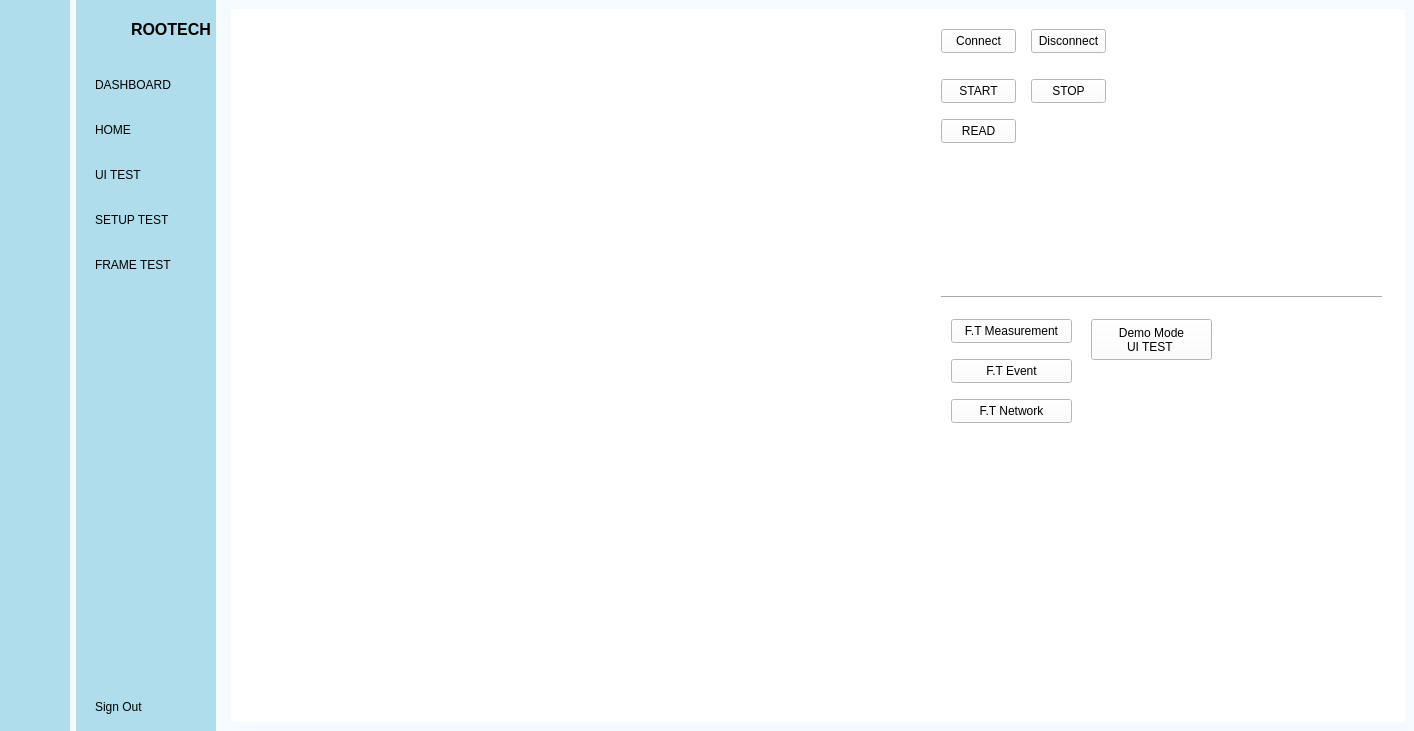
Before: the Qt Designer form dashboard.ui in badpooh/Vision, drawn with Qt 5.
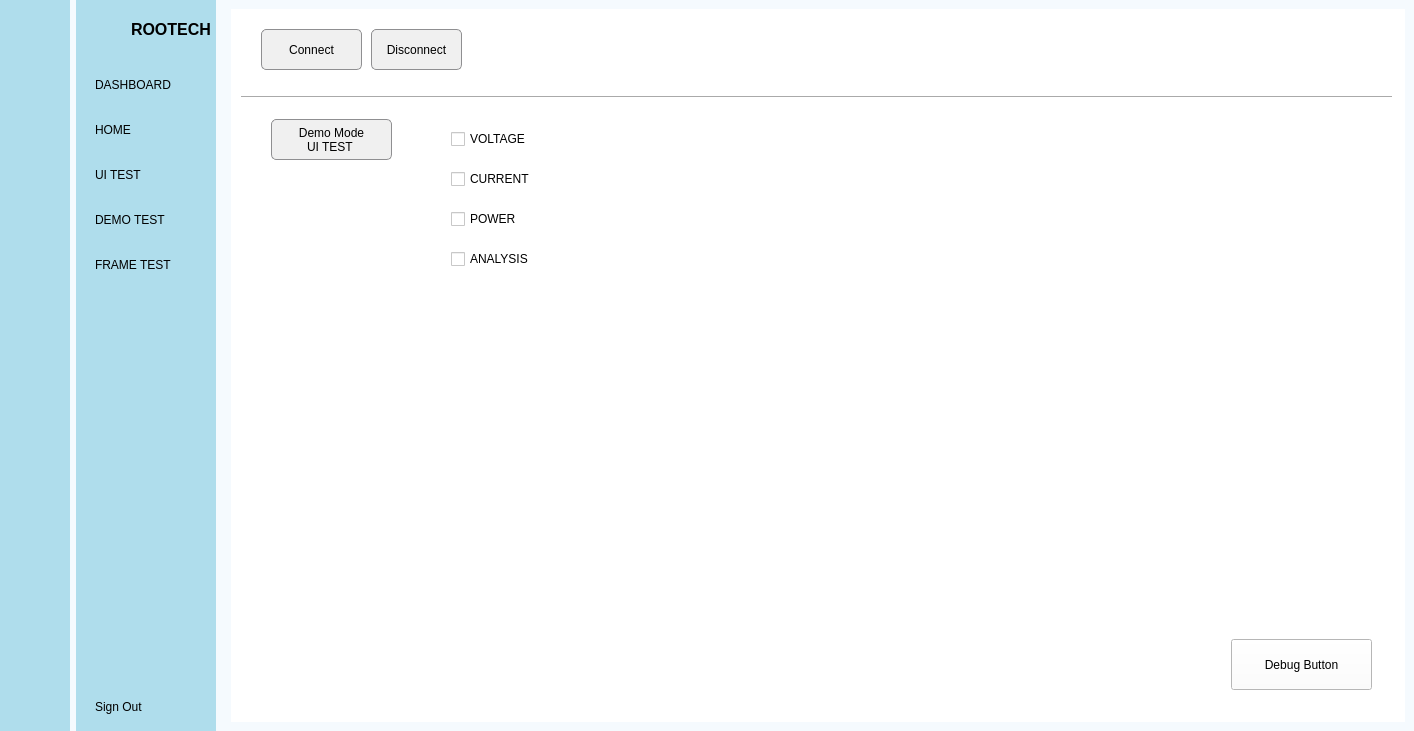
After: the same form once the commit is applied. Icons and pictures are not drawn.

Diff of the .ui file:
```diff
--- a/dashboard.ui
+++ b/dashboard.ui
@@ -394,7 +394,7 @@
          <item>
           <widget class="QPushButton" name="btn_setup_test_2">
            <property name="text">
-            <string>SETUP TEST</string>
+            <string>DEMO TEST</string>
            </property>
            <property name="icon">
             <iconset resource="resources.qrc">
@@ -581,113 +581,68 @@
           </layout>
          </widget>
          <widget class="QWidget" name="setup_test_page">
-          <widget class="QWidget" name="widget" native="true">
-           <property name="geometry">
-            <rect>
-             <x>20</x>
-             <y>20</y>
-             <width>671</width>
-             <height>661</height>
-            </rect>
-           </property>
-          </widget>
-          <widget class="QPushButton" name="btn_setup_test_start">
-           <property name="geometry">
-            <rect>
-             <x>710</x>
-             <y>70</y>
-             <width>75</width>
-             <height>24</height>
-            </rect>
-           </property>
-           <property name="text">
-            <string>START</string>
-           </property>
-          </widget>
-          <widget class="QPushButton" name="btn_setup_test_stop">
-           <property name="geometry">
-            <rect>
-             <x>800</x>
-             <y>70</y>
-             <width>75</width>
-             <height>24</height>
-            </rect>
-           </property>
-           <property name="text">
-            <string>STOP</string>
-           </property>
-          </widget>
           <widget class="QPushButton" name="btn_connect">
            <property name="geometry">
             <rect>
-             <x>710</x>
+             <x>30</x>
              <y>20</y>
-             <width>75</width>
-             <height>24</height>
+             <width>101</width>
+             <height>41</height>
             </rect>
            </property>
+           <property name="styleSheet">
+            <string notr="true">QPushButton {
+        border: 1px solid #8f8f91;
+        border-radius: 5px;
+        background-color: #f0f0f0;
+        padding: 5px;
+    }
+
+QPushButton:pressed {
+        background-color: #d0d0d0;
+    }</string>
+           </property>
            <property name="text">
             <string>Connect</string>
            </property>
+           <property name="autoDefault">
+            <bool>false</bool>
+           </property>
+           <property name="flat">
+            <bool>false</bool>
+           </property>
           </widget>
           <widget class="QPushButton" name="btn_disconnect">
            <property name="geometry">
             <rect>
-             <x>800</x>
+             <x>140</x>
              <y>20</y>
-             <width>75</width>
-             <height>24</height>
+             <width>91</width>
+             <height>41</height>
             </rect>
            </property>
+           <property name="styleSheet">
+            <string notr="true">QPushButton {
+        border: 1px solid #8f8f91;
+        border-radius: 5px;
+        background-color: #f0f0f0;
+        padding: 5px;
+    }
+
+QPushButton:pressed {
+        background-color: #d0d0d0;
+    }</string>
+           </property>
            <property name="text">
             <string>Disconnect</string>
            </property>
           </widget>
-          <widget class="QPushButton" name="btn_setup_read">
-           <property name="geometry">
-            <rect>
-             <x>710</x>
-             <y>110</y>
-             <width>75</width>
-             <height>24</height>
-            </rect>
-           </property>
-           <property name="text">
-            <string>READ</string>
-           </property>
-          </widget>
-          <widget class="QPushButton" name="btn_FT_measurement">
-           <property name="geometry">
-            <rect>
-             <x>720</x>
-             <y>310</y>
-             <width>121</width>
-             <height>24</height>
-            </rect>
-           </property>
-           <property name="text">
-            <string>F.T Measurement</string>
-           </property>
-          </widget>
-          <widget class="QPushButton" name="btn_FT_event">
-           <property name="geometry">
-            <rect>
-             <x>720</x>
-             <y>350</y>
-             <width>121</width>
-             <height>24</height>
-            </rect>
-           </property>
-           <property name="text">
-            <string>F.T Event</string>
-           </property>
-          </widget>
           <widget class="Line" name="line">
            <property name="geometry">
             <rect>
-             <x>710</x>
-             <y>280</y>
-             <width>441</width>
+             <x>10</x>
+             <y>80</y>
+             <width>1151</width>
              <height>16</height>
             </rect>
            </property>
@@ -697,36 +652,100 @@
             </font>
            </property>
            <property name="orientation">
-            <enum>Qt::Horizontal</enum>
-           </property>
-          </widget>
-          <widget class="QPushButton" name="btn_FT_network">
-           <property name="geometry">
-            <rect>
-             <x>720</x>
-             <y>390</y>
-             <width>121</width>
-             <height>24</height>
-            </rect>
-           </property>
-           <property name="text">
-            <string>F.T Network</string>
+            <enum>Qt::Orientation::Horizontal</enum>
            </property>
           </widget>
           <widget class="QPushButton" name="btn_demo_mode_ui_test">
            <property name="geometry">
             <rect>
-             <x>860</x>
-             <y>310</y>
+             <x>40</x>
+             <y>110</y>
              <width>121</width>
              <height>41</height>
             </rect>
            </property>
+           <property name="styleSheet">
+            <string notr="true">QPushButton {
+        border: 1px solid #8f8f91;
+        border-radius: 5px;
+        background-color: #f0f0f0;
+        padding: 5px;
+    }
+
+QPushButton:pressed {
+        background-color: #d0d0d0;
+    }</string>
+           </property>
            <property name="text">
             <string>Demo Mode 
 UI TEST </string>
            </property>
           </widget>
+          <widget class="QCheckBox" name="checkBox_voltage">
+           <property name="geometry">
+            <rect>
+             <x>220</x>
+             <y>120</y>
+             <width>79</width>
+             <height>20</height>
+            </rect>
+           </property>
+           <property name="text">
+            <string>VOLTAGE</string>
+           </property>
+          </widget>
+          <widget class="QCheckBox" name="checkBox_current">
+           <property name="geometry">
+            <rect>
+             <x>220</x>
+             <y>160</y>
+             <width>79</width>
+             <height>20</height>
+            </rect>
+           </property>
+           <property name="text">
+            <string>CURRENT</string>
+           </property>
+          </widget>
+          <widget class="QCheckBox" name="checkBox_power">
+           <property name="geometry">
+            <rect>
+             <x>220</x>
+             <y>200</y>
+             <width>79</width>
+             <height>20</height>
+            </rect>
+           </property>
+           <property name="text">
+            <string>POWER</string>
+           </property>
+          </widget>
+          <widget class="QCheckBox" name="checkBox_analysis">
+           <property name="geometry">
+            <rect>
+             <x>220</x>
+             <y>240</y>
+             <width>79</width>
+             <height>20</height>
+            </rect>
+           </property>
+           <property name="text">
+            <string>ANALYSIS</string>
+           </property>
+          </widget>
+          <widget class="QPushButton" name="debug_button">
+           <property name="geometry">
+            <rect>
+             <x>1000</x>
+             <y>630</y>
+             <width>141</width>
+             <height>51</height>
+            </rect>
+           </property>
+           <property name="text">
+            <string>Debug Button</string>
+           </property>
+          </widget>
          </widget>
          <widget class="QWidget" name="frame_test_page">
           <widget class="QPushButton" name="btn_select_webcam">
```
Left out of the diff: 24 changed lines with no effect on the pictures.
